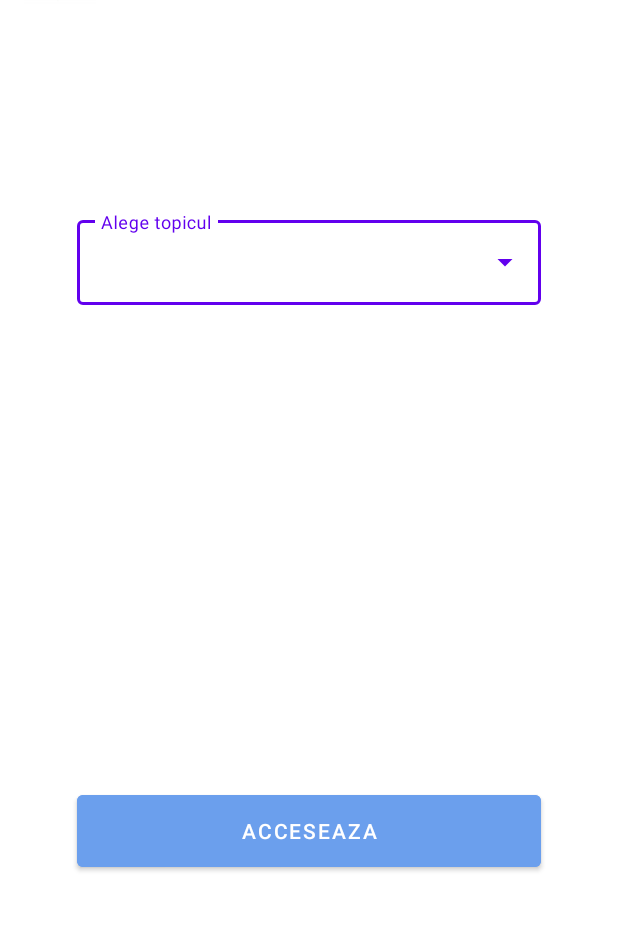
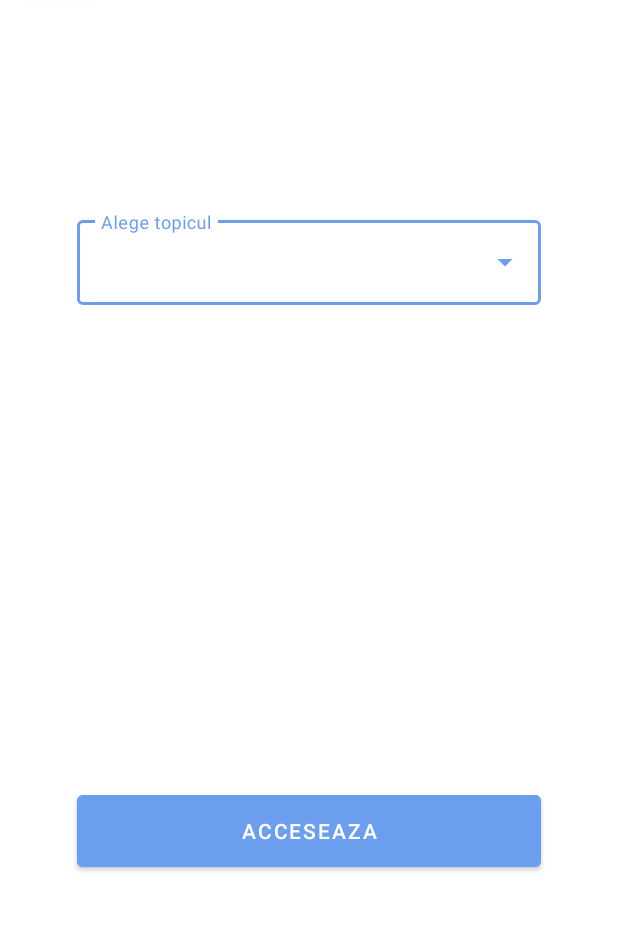
Before and after one commit to marcgr9/PassTogether, an Android app: the screen it shows after launch once a user with an empty profile is signed in (TopicSelection), on a phone screen of 412 x 824 dp, the part 74-1005 px from its top. Run offline under Robolectric (Android 15) with nearby library versions, the phone set to English and light mode, and no system bars; our stand-ins replace Firebase (no records; nobody signed in at launch, a user with empty details on screens opened directly); 2 statements that could not run were skipped.

Commit message:
ui fixes

```diff
--- a/app/src/main/AndroidManifest.xml
+++ b/app/src/main/AndroidManifest.xml
@@ -8,7 +8,7 @@
         android:label="@string/app_name"
         android:roundIcon="@mipmap/ic_launcher_round"
         android:supportsRtl="true"
-        android:theme="@style/Theme.MaterialComponents.Light.NoActionBar">
+        android:theme="@style/AppMaterialTheme">
         <activity android:name=".CometariiPostare"></activity>
         <activity android:name=".PostariTopic" />
         <activity android:name=".TopicSelection" />
--- a/app/src/main/java/ro/htv/TopicSelection.kt
+++ b/app/src/main/java/ro/htv/TopicSelection.kt
@@ -9,6 +9,7 @@ import androidx.appcompat.app.AppCompatActivity
 import androidx.lifecycle.MutableLiveData
 import androidx.lifecycle.Observer
 import kotlinx.android.synthetic.main.activity_topic_selection.*
+import ro.htv.model.User
 import ro.htv.utils.FirestoreRepository
 import java.util.*
 
@@ -29,6 +30,16 @@ class TopicSelection : AppCompatActivity() {
         uid = intent.getStringExtra("uid")!!
 
         firestoreRepository = FirestoreRepository()
+
+        val userPending = firestoreRepository.getUser(uid)
+        userPending.observe(this, Observer {
+            if (it.ok()) {
+                val user = it.value as User
+                hello.text = getString(R.string.hello, user.name)
+            } else {
+                hello.text = getString(R.string.hello, "")
+            }
+        })
 
         val topics: MutableLiveData<ArrayList<String>> = firestoreRepository.getTopics() // ma pis pe el error handling
 
--- a/app/src/main/res/layout/activity_login.xml
+++ b/app/src/main/res/layout/activity_login.xml
@@ -26,6 +26,7 @@
             app:layout_constraintEnd_toEndOf="parent"
             app:layout_constraintStart_toStartOf="parent"
             app:layout_constraintTop_toTopOf="parent"
+            app:srcCompat="@drawable/icon192"
             tools:layout_conversion_absoluteHeight="63dp"
             tools:layout_conversion_absoluteWidth="72dp" />
 
--- a/app/src/main/res/layout/activity_register.xml
+++ b/app/src/main/res/layout/activity_register.xml
@@ -22,13 +22,13 @@
             android:id="@+id/logo"
             android:layout_width="wrap_content"
             android:layout_height="wrap_content"
-            android:src="@drawable/ic_launcher_background"
+            android:scaleType="fitXY"
             app:layout_constraintEnd_toEndOf="parent"
             app:layout_constraintStart_toStartOf="parent"
             app:layout_constraintTop_toTopOf="parent"
+            app:srcCompat="@drawable/icon192"
             tools:layout_conversion_absoluteHeight="63dp"
-            tools:layout_conversion_absoluteWidth="72dp"
-            android:scaleType="fitXY"/>
+            tools:layout_conversion_absoluteWidth="72dp" />
 
         <TextView
             android:id="@+id/titlu"
--- a/app/src/main/res/layout/activity_topic_selection.xml
+++ b/app/src/main/res/layout/activity_topic_selection.xml
@@ -14,6 +14,19 @@
         android:background="#00ffffff"
         android:elevation="4dp"
         app:logo="@drawable/icon48"
+        />
+
+    <TextView
+        android:id="@+id/hello"
+        android:layout_width="wrap_content"
+        android:layout_height="wrap_content"
+
+        app:layout_constraintBottom_toTopOf="@id/l_autocomplete"
+        app:layout_constraintEnd_toEndOf="parent"
+        app:layout_constraintStart_toStartOf="parent"
+
+        android:padding="18dp"
+        android:textSize="18sp"
         />
 
     <com.google.android.material.textfield.TextInputLayout
--- a/app/src/main/res/values/strings.xml
+++ b/app/src/main/res/values/strings.xml
@@ -30,5 +30,7 @@
     <string name="comments">Comentarii</string>
     <string name="settings">Setari</string>
     <string name="showMyPosts">Arata postarile mele</string>
+    <string name="noPosts">Nu ai nicio postare</string>
+    <string name="hello">Salut %1$s,\nLa ce vrei sa te pregatesti?</string>
 
 </resources>
--- a/app/src/main/res/values/styles.xml
+++ b/app/src/main/res/values/styles.xml
@@ -8,6 +8,12 @@
         <item name="colorAccent">@color/colorAccent</item>
     </style>
 
+    <style name="AppMaterialTheme" parent="Theme.MaterialComponents.Light.NoActionBar">
+        <item name="colorPrimary">@color/main</item>
+        <item name="colorPrimaryDark">@color/main</item>
+        <item name="colorAccent">@color/main</item>
+    </style>
+
 
 
 
```
Also changed, not shown: app/src/main/java/ro/htv/Settings.java (+29 -3 lines), app/src/main/res/layout/activity_settings.xml (+15 -0 lines), app/src/main/res/menu/settings_menu.xml (added, +12 -0 lines), app/src/main/res/drawable-v24/study.png (added).
